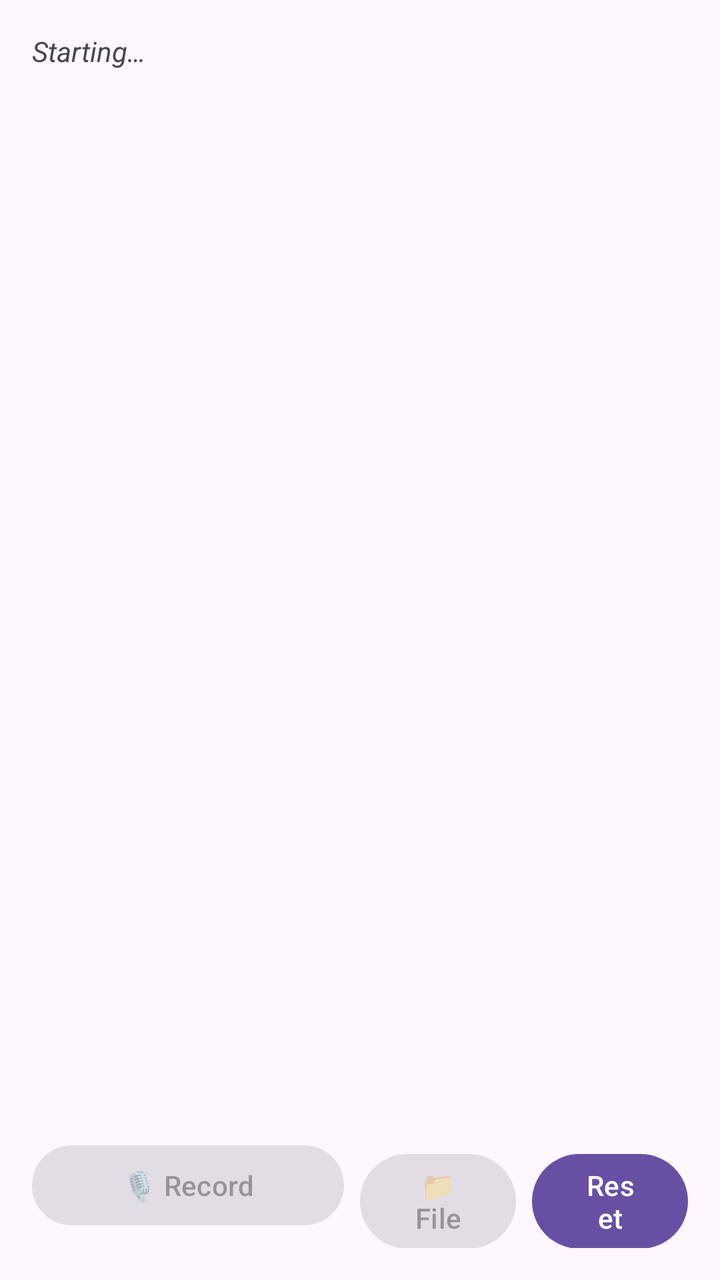
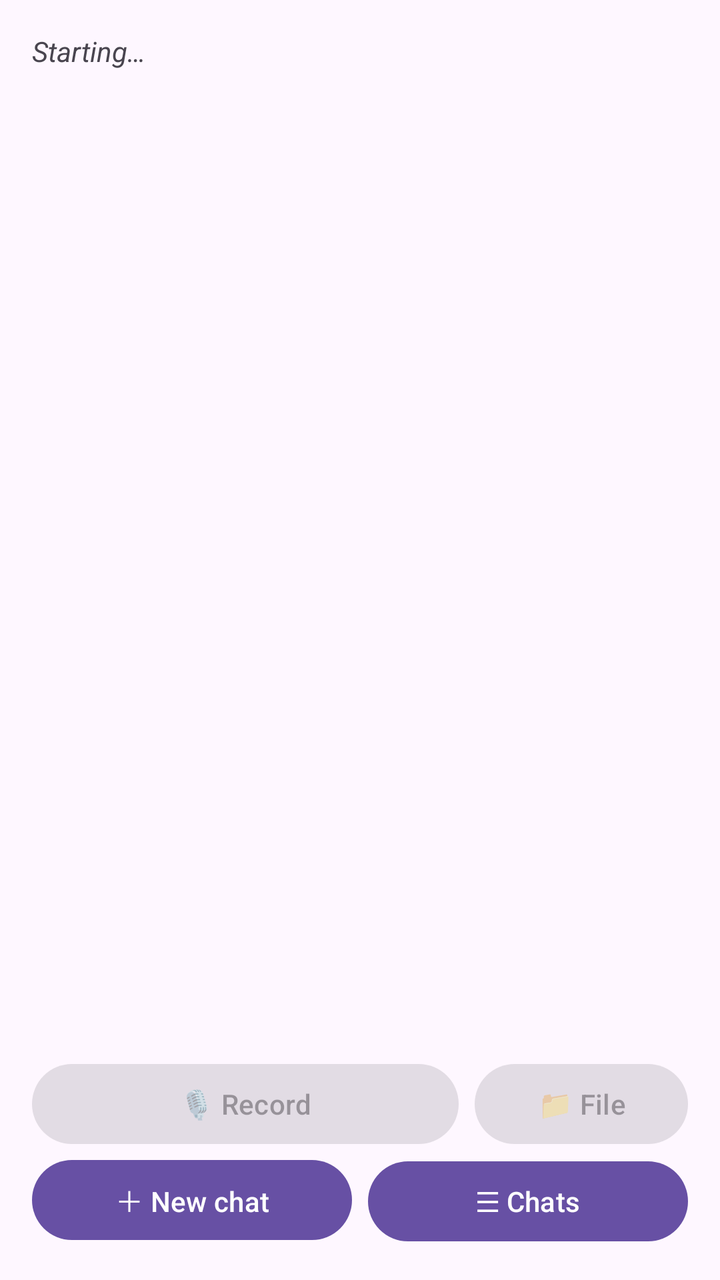

An Android layout rendered at two revisions. The XML below is the earlier revision; the diff shows what the commit changed to produce the second picture.
<!-- AndroidManifest.xml: application theme Theme.Material3.DayNight.NoActionBar -->
<!-- res/layout/activity_main.xml -->
<?xml version="1.0" encoding="utf-8"?>
<LinearLayout xmlns:android="http://schemas.android.com/apk/res/android"
    android:layout_width="match_parent"
    android:layout_height="match_parent"
    android:orientation="vertical"
    android:padding="16dp">

    <TextView
        android:id="@+id/statusView"
        android:layout_width="match_parent"
        android:layout_height="wrap_content"
        android:text="Starting…"
        android:textStyle="italic"
        android:paddingBottom="8dp" />

    <Button
        android:id="@+id/btnImport"
        android:layout_width="match_parent"
        android:layout_height="wrap_content"
        android:visibility="gone"
        android:text="📦 Import model pack" />

    <ScrollView
        android:id="@+id/chatScroll"
        android:layout_width="match_parent"
        android:layout_height="0dp"
        android:layout_weight="1"
        android:fillViewport="true">

        <TextView
            android:id="@+id/chatView"
            android:layout_width="match_parent"
            android:layout_height="wrap_content"
            android:textIsSelectable="true"
            android:textSize="16sp"
            android:lineSpacingExtra="4dp" />
    </ScrollView>

    <LinearLayout
        android:layout_width="match_parent"
        android:layout_height="wrap_content"
        android:orientation="horizontal"
        android:paddingTop="8dp">

        <Button
            android:id="@+id/btnRecord"
            android:layout_width="0dp"
            android:layout_height="wrap_content"
            android:layout_weight="2"
            android:enabled="false"
            android:text="🎙 Record" />

        <Button
            android:id="@+id/btnFile"
            android:layout_width="0dp"
            android:layout_height="wrap_content"
            android:layout_weight="1"
            android:layout_marginStart="8dp"
            android:enabled="false"
            android:text="📁 File" />

        <Button
            android:id="@+id/btnReset"
            android:layout_width="0dp"
            android:layout_height="wrap_content"
            android:layout_weight="1"
            android:layout_marginStart="8dp"
            android:text="Reset" />
    </LinearLayout>
</LinearLayout>
<!-- resources referenced by this layout -->
<resources>

</resources>

<!-- the commit's change to res/layout/activity_main.xml (unified diff, before → after) -->
@@ -27,13 +27,11 @@
         android:layout_weight="1"
         android:fillViewport="true">
 
-        <TextView
-            android:id="@+id/chatView"
+        <LinearLayout
+            android:id="@+id/messagesView"
             android:layout_width="match_parent"
             android:layout_height="wrap_content"
-            android:textIsSelectable="true"
-            android:textSize="16sp"
-            android:lineSpacingExtra="4dp" />
+            android:orientation="vertical" />
     </ScrollView>
 
     <LinearLayout
@@ -58,13 +56,26 @@
             android:layout_marginStart="8dp"
             android:enabled="false"
             android:text="📁 File" />
+    </LinearLayout>
+
+    <LinearLayout
+        android:layout_width="match_parent"
+        android:layout_height="wrap_content"
+        android:orientation="horizontal">
 
         <Button
-            android:id="@+id/btnReset"
+            android:id="@+id/btnNew"
+            android:layout_width="0dp"
+            android:layout_height="wrap_content"
+            android:layout_weight="1"
+            android:text="＋ New chat" />
+
+        <Button
+            android:id="@+id/btnChats"
             android:layout_width="0dp"
             android:layout_height="wrap_content"
             android:layout_weight="1"
             android:layout_marginStart="8dp"
-            android:text="Reset" />
+            android:text="☰ Chats" />
     </LinearLayout>
 </LinearLayout>
